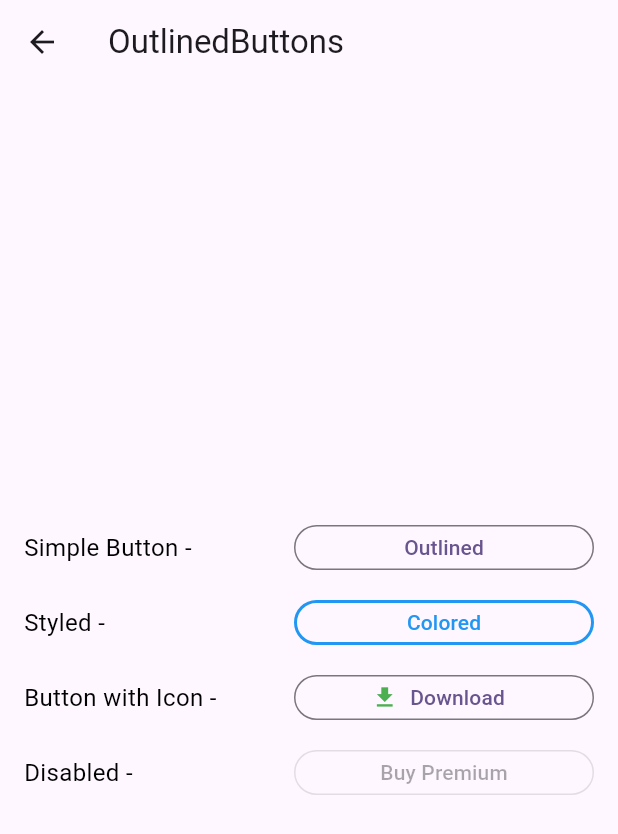
After one commit to afrahshaikh/flutter_buttons, a Flutter app: the screen it shows after launch, after a tap on "Outlined Buttons", on a phone screen of 412 x 824 dp. The commit adds this screen. Shown: the top 834 px of the screen. Run offline on Flutter 3.47's test engine with Material 3 defaults, Android fonts, the phone set to English and light mode, and no system bars.

Commit message:
outlined button

```diff
--- /dev/null
+++ b/lib/buttons/outlined_button.dart
@@ -0,0 +1,56 @@
+import 'package:flutter/material.dart';
+import 'package:flutter_buttons/shared/text_widget_row.dart';
+
+class OutlinedButtons extends StatelessWidget {
+  const OutlinedButtons({super.key});
+
+  @override
+  Widget build(BuildContext context) {
+    return Scaffold(
+      appBar: AppBar(title: const Text("OutlinedButtons")),
+      body: Padding(
+        padding: const EdgeInsets.all(16),
+        child: Column(
+          crossAxisAlignment: CrossAxisAlignment.center,
+            mainAxisAlignment: MainAxisAlignment.center,
+          spacing: 20,
+          children: [
+            rowTextButton(
+              'Simple Button',
+               OutlinedButton(
+                onPressed: () {},
+                child: const Text("Outlined"),
+              ),
+            ),
+            rowTextButton(
+              'Styled',
+               OutlinedButton(
+                onPressed: () {},
+                style: OutlinedButton.styleFrom(
+                  foregroundColor: Colors.blue,
+                  side: const BorderSide(color: Colors.blue, width: 2),
+                ),
+                child: const Text("Colored"),
+              ),
+            ),
+            rowTextButton(
+              'Button with Icon'
+              , OutlinedButton.icon(
+                onPressed: () {},
+                icon: const Icon(Icons.download, color: Colors.green),
+                label: const Text("Download"),
+              ),
+            ),
+            rowTextButton(
+              'Disabled'
+              , OutlinedButton(
+                onPressed: null,
+                child: const Text("Buy Premium"),
+              ),
+            ),
+          ],
+        ),
+      ),
+    );
+  }
+}
--- a/lib/main.dart
+++ b/lib/main.dart
@@ -1,6 +1,7 @@
 import 'package:flutter/material.dart';
 import 'package:flutter_buttons/buttons/elevated_button.dart';
 import 'package:flutter_buttons/buttons/icon_button.dart';
+import 'package:flutter_buttons/buttons/outlined_button.dart';
 import 'package:flutter_buttons/buttons/text_button.dart';
 
 void main() {
@@ -74,6 +75,12 @@ class _MyHomePageState extends State<MyHomePage> {
                 children: [Icon(Icons.safety_check), Text('Icon Buttons')],
               ),
             ),
+            OutlinedButton(onPressed: (){
+              Navigator.push(
+                  context,
+                  MaterialPageRoute(builder: (context) => OutlinedButtons()),
+                );
+            }, child: Text('Outlined Buttons'))
           ],
         ),
       ),
```
